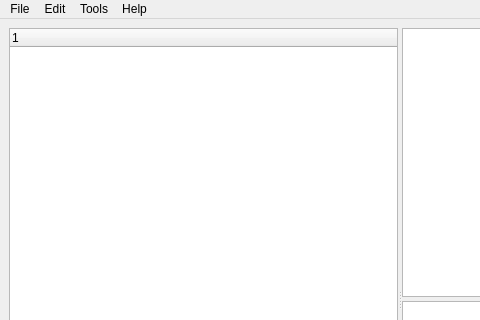
First picture: the form in BinCQliteManager/mainwindow.ui, repository stescobedo92/BinaryCoffeSQLite, before the edit; both pictures show x 0 to 480 and y 0 to 320 of the 800 by 600 pixel window.
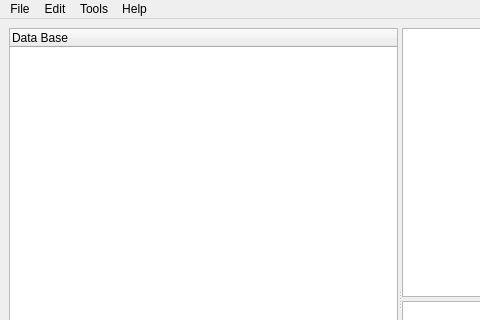
Second picture: the form after the edit.

Commit message: Adding new table action to the QTreeWidget component

The edit to the form file:
```diff
--- a/BinCQliteManager/mainwindow.ui
+++ b/BinCQliteManager/mainwindow.ui
@@ -23,7 +23,7 @@
       <widget class="QTreeWidget" name="treeWidget">
        <column>
         <property name="text">
-         <string notr="true">1</string>
+         <string>Data Base</string>
         </property>
        </column>
       </widget>
```
Left out of the diff: 8 changed lines with no effect on the pictures. The commit also changes 1 other file.
